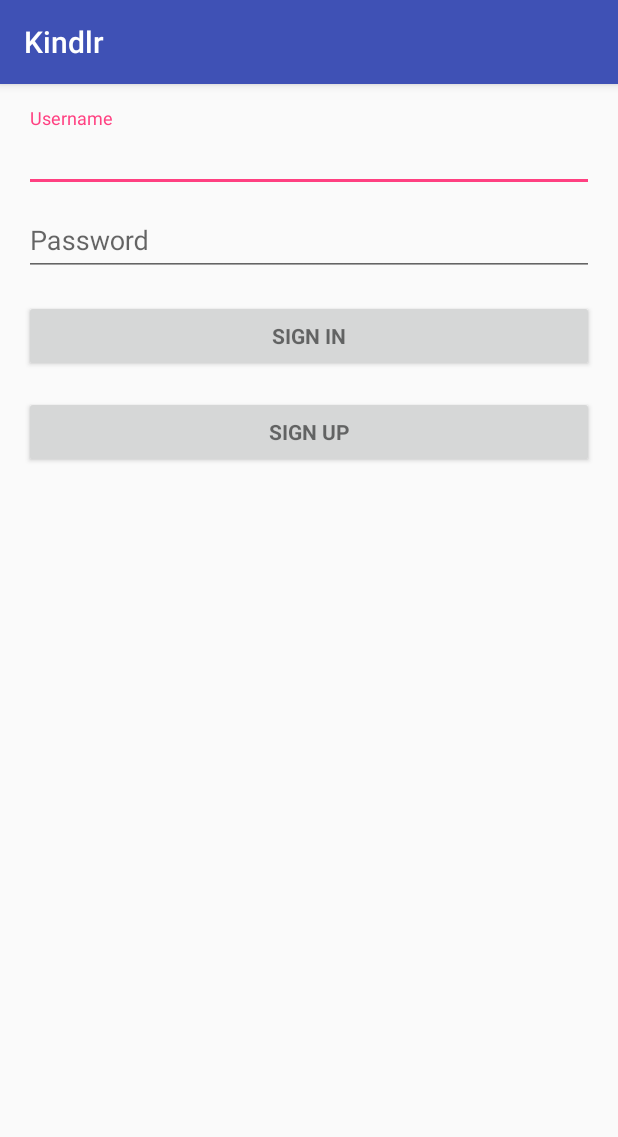
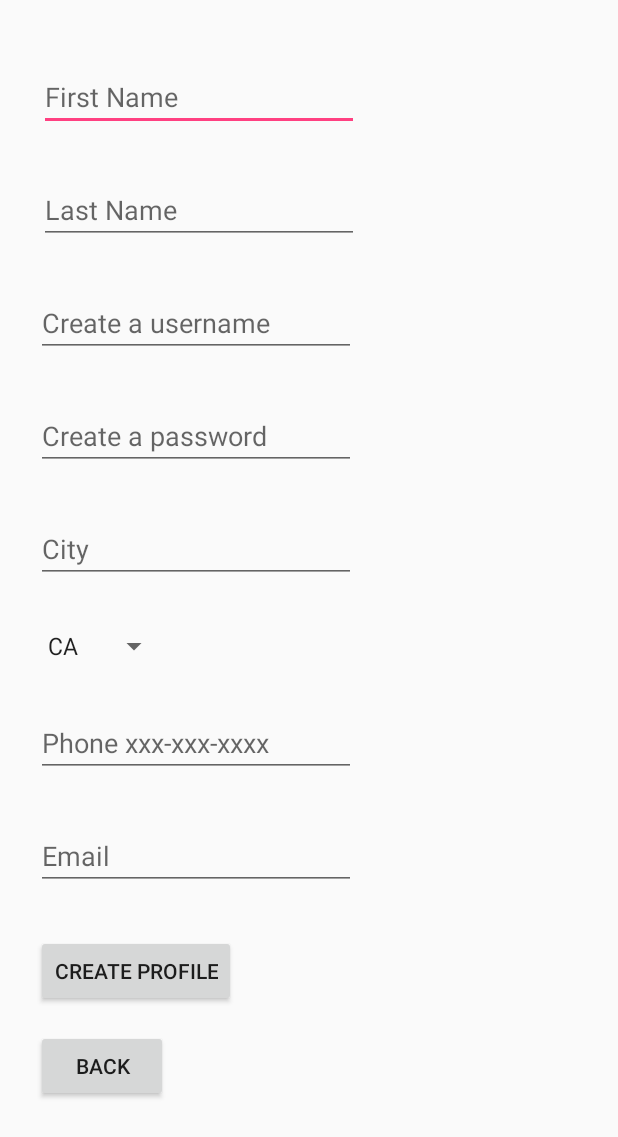
Before and after one commit to lucashu1/kindlr, an Android app: the screen it shows after launch (LoginActivity before the commit, SignupActivity after it), after a tap on "SIGN UP", on a phone screen of 412 x 824 dp. Shown: the top 1137 px of the screen. Run offline under Robolectric (Android 15) with nearby library versions, the phone set to English and light mode, and no system bars; our stand-ins replace Firebase (no records; nobody signed in at launch, a user with empty details on screens opened directly); 1 statement that could not run was skipped.

Commit message:
Added user sign up logic

```diff
--- a/app/src/main/java/com/example/team19/kindlr/LoginActivity.java
+++ b/app/src/main/java/com/example/team19/kindlr/LoginActivity.java
@@ -92,7 +92,8 @@ public class LoginActivity extends AppCompatActivity {
     }
 
     private void toSignup() {
-
+        Intent intent = new Intent(LoginActivity.this, SignupActivity.class);
+        startActivity(intent);
     }
 
     /**
--- a/app/src/main/java/com/example/team19/kindlr/SignupActivity.java
+++ b/app/src/main/java/com/example/team19/kindlr/SignupActivity.java
@@ -1,14 +1,98 @@
 package com.example.team19.kindlr;
 
+import android.app.AlertDialog;
+import android.content.DialogInterface;
+import android.content.Intent;
 import android.os.Bundle;
 import android.app.Activity;
+import android.view.View;
+import android.widget.Button;
+import android.widget.EditText;
+import android.widget.Spinner;
 
 public class SignupActivity extends Activity {
+
+    private EditText firstName;
+    private EditText lastName;
+    private EditText username;
+    private EditText password;
+    private EditText city;
+    private Spinner state;
+    private EditText phone;
+    private EditText email;
 
     @Override
     protected void onCreate(Bundle savedInstanceState) {
         super.onCreate(savedInstanceState);
         setContentView(R.layout.activity_signup);
+
+        firstName = (EditText)findViewById(R.id.first_name);
+        lastName = (EditText)findViewById(R.id.last_name);
+        username = (EditText)findViewById(R.id.username);
+        password = (EditText)findViewById(R.id.password);
+        city = (EditText)findViewById(R.id.city);
+        state = (Spinner)findViewById(R.id.state);
+        phone = (EditText)findViewById(R.id.phone);
+        email = (EditText)findViewById(R.id.email);
+
+        Button backBtn = (Button) findViewById(R.id.sign_up_button);
+        backBtn.setOnClickListener(new View.OnClickListener() {
+            @Override
+            public void onClick(View view) {
+                navigateBack();
+            }
+        });
+
+        Button createBtn = (Button) findViewById(R.id.create_profile);
+        createBtn.setOnClickListener(new View.OnClickListener() {
+            @Override
+            public void onClick(View view) {
+                createAccount();
+            }
+        });
+
+    }
+
+    public void navigateBack() {
+        this.finish();
+    }
+
+    public void displayError(String msg) {
+        AlertDialog.Builder dlgAlert  = new AlertDialog.Builder(this);
+
+        dlgAlert.setMessage(msg);
+        dlgAlert.setTitle("Invalid");
+        dlgAlert.setPositiveButton("OK", null);
+        dlgAlert.setCancelable(true);
+        dlgAlert.create().show();
+
+        dlgAlert.setPositiveButton("Ok", new DialogInterface.OnClickListener() {
+            public void onClick(DialogInterface dialog, int which) {
+
+            }
+        });
+    }
+
+    public void createAccount() {
+        String firstNameStr = firstName.getText().toString();
+        String lastNameStr = lastName.getText().toString();
+        String usernameStr = username.getText().toString();
+        String passwordStr = password.getText().toString();
+        String cityStr = city.getText().toString();
+        String stateStr = "WA";
+        String phoneStr = phone.getText().toString();
+        String emailStr = email.getText().toString();
+
+        boolean success = UserManager.getUserManager().addUser(usernameStr, passwordStr, firstNameStr, lastNameStr,
+                cityStr, stateStr, phoneStr, emailStr);
+
+        if (!success) {
+            displayError("Invalid details");
+        }
+        else {
+            Intent intent = new Intent(SignupActivity.this, MainSwipingScreenActivity.class);
+            startActivity(intent);
+        }
     }
 
 }
--- a/app/src/main/java/com/example/team19/kindlr/UserManager.java
+++ b/app/src/main/java/com/example/team19/kindlr/UserManager.java
@@ -89,6 +89,8 @@ public class UserManager {
         usersMap.put(username, u);
         saveToFirebase();
 
+        currentUser = u;
+
         return true;
     }
 
--- a/app/src/main/res/layout/activity_signup.xml
+++ b/app/src/main/res/layout/activity_signup.xml
@@ -16,7 +16,7 @@
             android:orientation="vertical" >
 
         <EditText
-                android:id="@+id/editText2"
+                android:id="@+id/first_name"
                 android:layout_width="wrap_content"
                 android:layout_height="wrap_content"
                 android:layout_marginStart="26dp"
@@ -29,7 +29,7 @@
                 app:layout_constraintTop_toTopOf="parent" />
 
             <EditText
-                android:id="@+id/editText3"
+                android:id="@+id/last_name"
                 android:layout_width="wrap_content"
                 android:layout_height="wrap_content"
                 android:layout_marginStart="26dp"
@@ -42,7 +42,7 @@
                 app:layout_constraintTop_toBottomOf="@+id/editText2" />
 
             <EditText
-                android:id="@+id/editText4"
+                android:id="@+id/username"
                 android:layout_width="wrap_content"
                 android:layout_height="wrap_content"
                 android:layout_marginStart="24dp"
@@ -55,7 +55,7 @@
                 app:layout_constraintTop_toBottomOf="@+id/editText3" />
 
             <EditText
-                android:id="@+id/editText"
+                android:id="@+id/password"
                 android:layout_width="wrap_content"
                 android:layout_height="wrap_content"
                 android:layout_marginStart="24dp"
@@ -68,7 +68,7 @@
                 app:layout_constraintTop_toBottomOf="@+id/editText4" />
 
             <EditText
-                android:id="@+id/editText7"
+                android:id="@+id/city"
                 android:layout_width="wrap_content"
                 android:layout_height="wrap_content"
                 android:layout_marginStart="24dp"
@@ -79,7 +79,7 @@
                 app:layout_constraintTop_toBottomOf="@+id/editText" />
 
             <Spinner
-                android:id="@+id/spinner"
+                android:id="@+id/state"
                 android:layout_width="wrap_content"
                 android:layout_height="wrap_content"
                 android:layout_marginStart="24dp"
@@ -89,7 +89,7 @@
                 app:layout_constraintTop_toBottomOf="@+id/editText7" />
 
             <EditText
-                android:id="@+id/editText6"
+                android:id="@+id/phone"
                 android:layout_width="wrap_content"
                 android:layout_height="wrap_content"
                 android:layout_marginStart="24dp"
@@ -101,7 +101,7 @@
                 app:layout_constraintTop_toBottomOf="@+id/spinner" />
 
             <EditText
-                android:id="@+id/editText8"
+                android:id="@+id/email"
                 android:layout_width="wrap_content"
                 android:layout_height="wrap_content"
                 android:layout_marginStart="24dp"
@@ -113,7 +113,7 @@
                 app:layout_constraintTop_toBottomOf="@+id/editText6" />
 
             <Button
-                android:id="@+id/button"
+                android:id="@+id/create_profile"
                 android:layout_width="wrap_content"
                 android:layout_height="wrap_content"
                 android:layout_marginStart="24dp"
@@ -123,14 +123,13 @@
                 app:layout_constraintTop_toBottomOf="@+id/editText8" />
 
             <Button
-                android:id="@+id/button2"
+                android:id="@+id/back"
                 android:layout_width="wrap_content"
                 android:layout_height="wrap_content"
                 android:layout_marginStart="24dp"
                 android:layout_marginTop="15dp"
                 android:text="Back"
-                app:layout_constraintStart_toStartOf="parent"
-                app:layout_constraintTop_toBottomOf="@+id/button" />
+                app:layout_constraintStart_toStartOf="parent" />
 
         </LinearLayout>
     </ScrollView>
```
